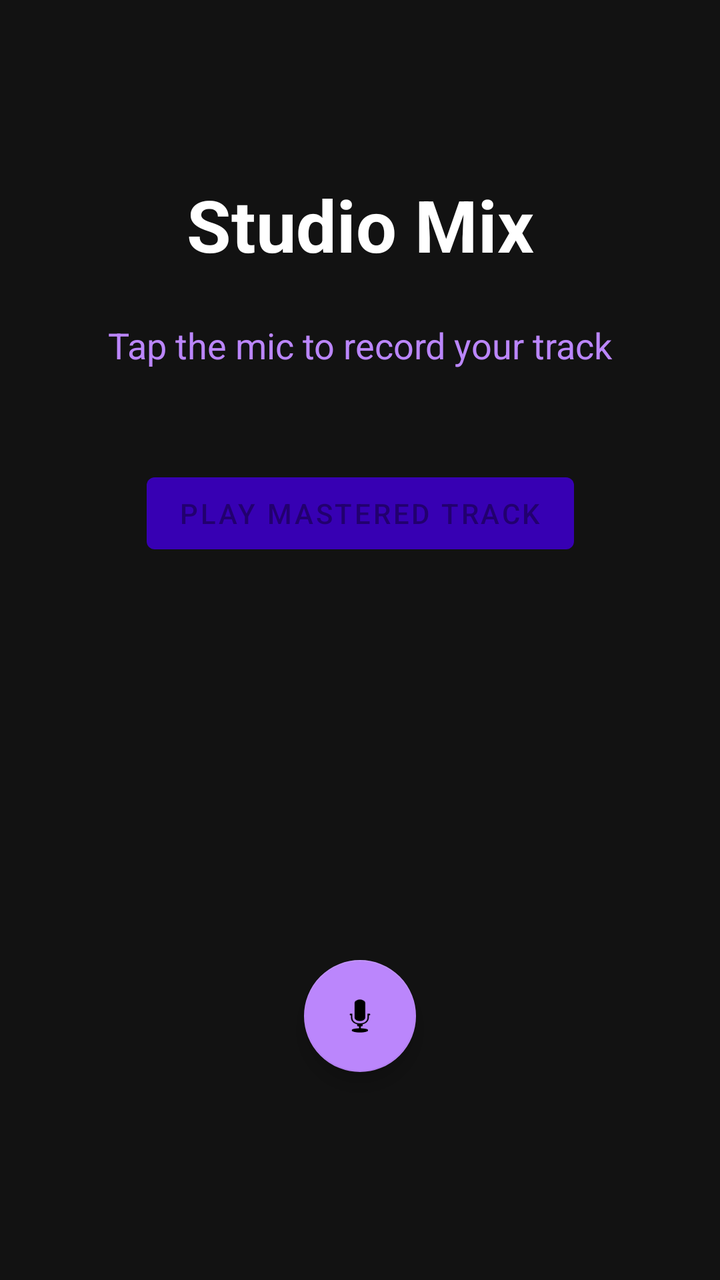
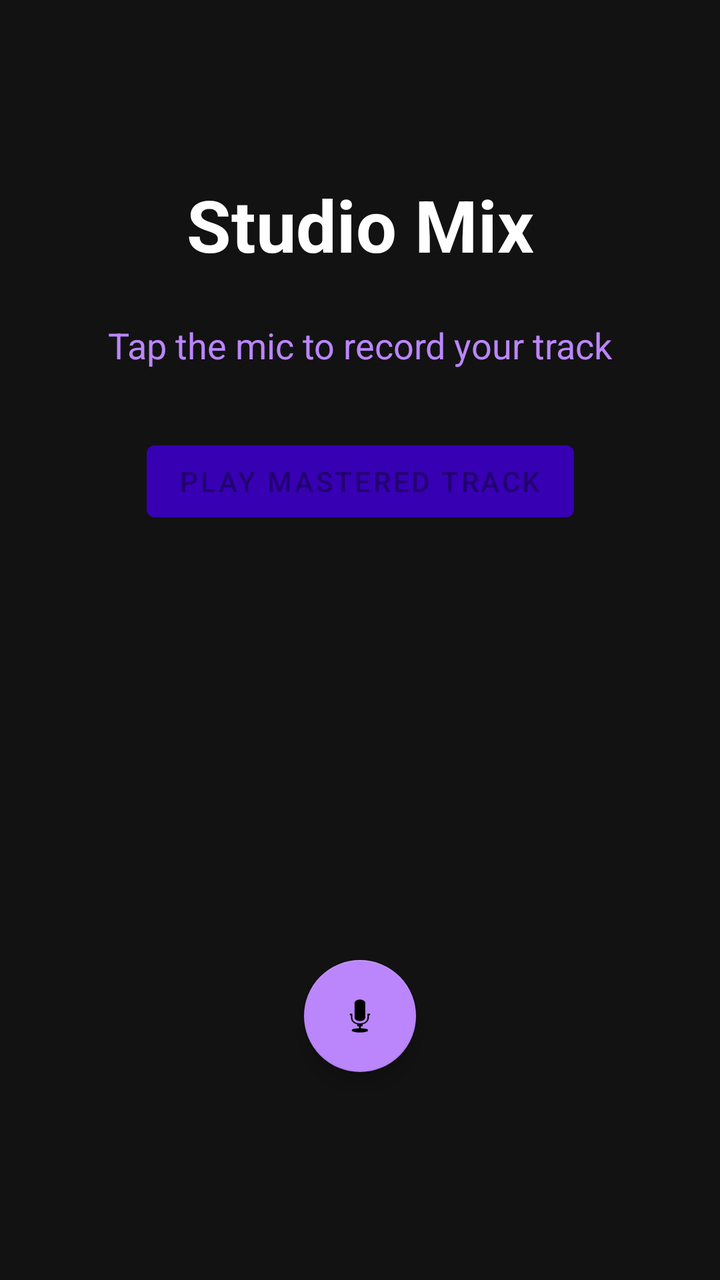

Before-and-after screenshots of an Android layout around one commit, followed by the original layout XML and the change that was made.
<!-- AndroidManifest.xml: application theme Theme.SingSong -->
<!-- res/layout/activity_main.xml -->
<?xml version="1.0" encoding="utf-8"?>

<androidx.constraintlayout.widget.ConstraintLayout xmlns:android="http://schemas.android.com/apk/res/android"
    xmlns:app="http://schemas.android.com/apk/res-auto"
    android:layout_width="match_parent"
    android:layout_height="match_parent"
    android:background="#121212"
    android:padding="24dp">

    <TextView
        android:id="@+id/tvTitle"
        android:layout_width="wrap_content"
        android:layout_height="wrap_content"
        android:text="Studio Mix"
        android:textColor="#FFFFFF"
        android:textSize="36sp"
        android:textStyle="bold"
        app:layout_constraintTop_toTopOf="parent"
        app:layout_constraintStart_toStartOf="parent"
        app:layout_constraintEnd_toEndOf="parent"
        android:layout_marginTop="64dp"/>

    <TextView
        android:id="@+id/tvStatus"
        android:layout_width="wrap_content"
        android:layout_height="wrap_content"
        android:text="Tap the mic to record your track"
        android:textColor="#BB86FC"
        android:textSize="18sp"
        android:layout_marginTop="24dp"
        app:layout_constraintTop_toBottomOf="@id/tvTitle"
        app:layout_constraintStart_toStartOf="parent"
        app:layout_constraintEnd_toEndOf="parent"/>

    <com.google.android.material.floatingactionbutton.FloatingActionButton
        android:id="@+id/fabRecord"
        android:layout_width="wrap_content"
        android:layout_height="wrap_content"
        android:src="@android:drawable/ic_btn_speak_now"
        android:contentDescription="Record"
        app:backgroundTint="#BB86FC"
        app:tint="#000000"
        app:layout_constraintBottom_toBottomOf="parent"
        app:layout_constraintStart_toStartOf="parent"
        app:layout_constraintEnd_toEndOf="parent"
        android:layout_marginBottom="80dp"/>

    <com.google.android.material.button.MaterialButton
        android:id="@+id/btnPlay"
        android:layout_width="wrap_content"
        android:layout_height="wrap_content"
        android:text="Play Mastered Track"
        android:enabled="false"
        app:backgroundTint="#3700B3"
        app:layout_constraintTop_toBottomOf="@id/tvStatus"
        app:layout_constraintStart_toStartOf="parent"
        app:layout_constraintEnd_toEndOf="parent"
        android:layout_marginTop="48dp"/>

</androidx.constraintlayout.widget.ConstraintLayout>
<!-- resources referenced by this layout -->
<resources>
  <style name="Theme.SingSong" parent="Theme.MaterialComponents.DayNight.DarkActionBar">
          <item name="colorPrimary">#121212</item>
          <item name="colorPrimaryVariant">#000000</item>
          <item name="colorOnPrimary">#FFFFFF</item>
          <item name="colorSecondary">#BB86FC</item>
          <item name="colorSecondaryVariant">#3700B3</item>
          <item name="colorOnSecondary">#000000</item>
      </style>
</resources>

<!-- the commit's change to res/layout/activity_main.xml (unified diff, before → after) -->
@@ -27,8 +27,21 @@
         android:text="Tap the mic to record your track"
         android:textColor="#BB86FC"
         android:textSize="18sp"
+        android:gravity="center"
         android:layout_marginTop="24dp"
         app:layout_constraintTop_toBottomOf="@id/tvTitle"
+        app:layout_constraintStart_toStartOf="parent"
+        app:layout_constraintEnd_toEndOf="parent"/>
+
+    <ProgressBar
+        android:id="@+id/progressBar"
+        style="?android:attr/progressBarStyle"
+        android:layout_width="wrap_content"
+        android:layout_height="wrap_content"
+        android:layout_marginTop="16dp"
+        android:visibility="gone"
+        android:indeterminateTint="#BB86FC"
+        app:layout_constraintTop_toBottomOf="@id/tvStatus"
         app:layout_constraintStart_toStartOf="parent"
         app:layout_constraintEnd_toEndOf="parent"/>
 
@@ -52,9 +65,9 @@
         android:text="Play Mastered Track"
         android:enabled="false"
         app:backgroundTint="#3700B3"
-        app:layout_constraintTop_toBottomOf="@id/tvStatus"
+        app:layout_constraintTop_toBottomOf="@id/progressBar"
         app:layout_constraintStart_toStartOf="parent"
         app:layout_constraintEnd_toEndOf="parent"
-        android:layout_marginTop="48dp"/>
+        android:layout_marginTop="32dp"/>
 
 </androidx.constraintlayout.widget.ConstraintLayout>
